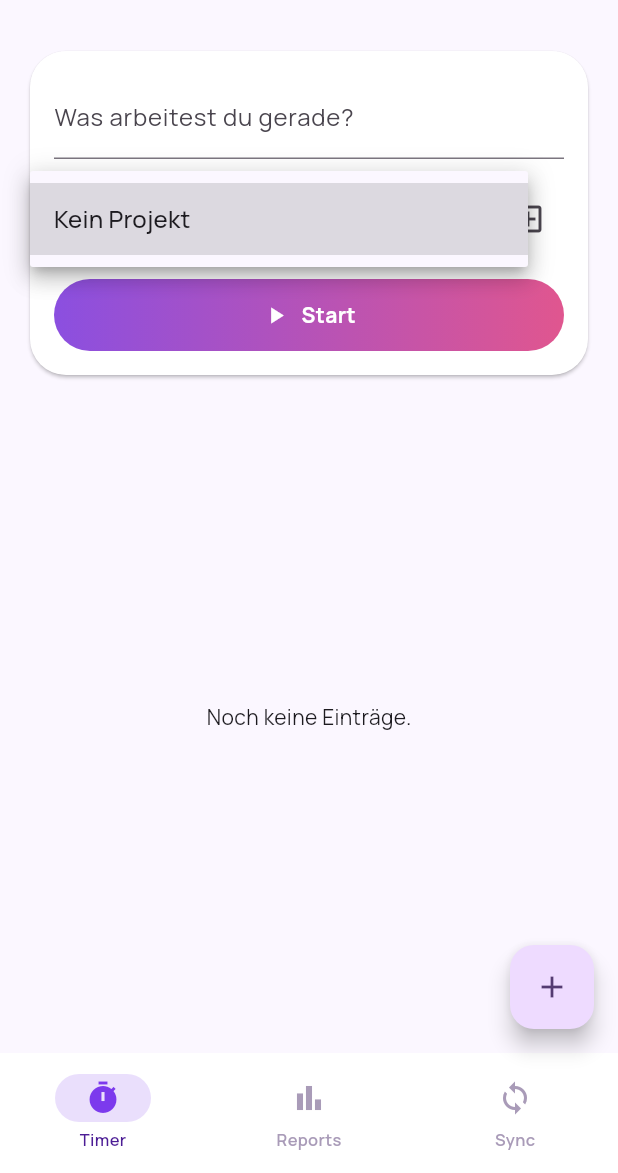
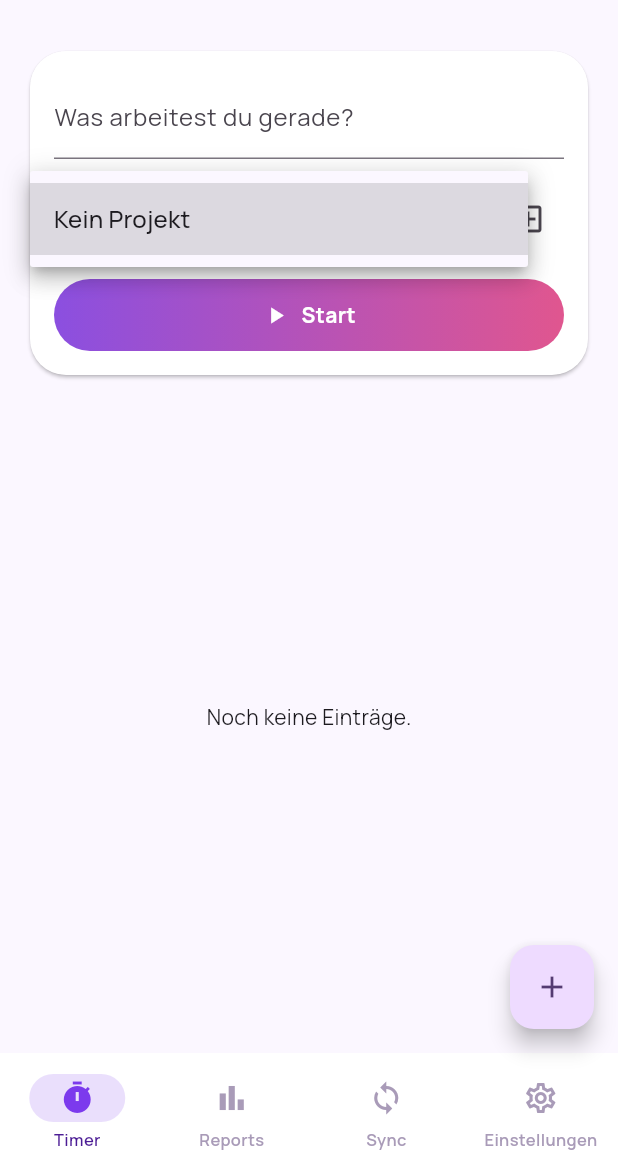
Before and after one commit to mordilion/Hickory, a Flutter app: the screen it shows after launch, after a tap on "Kein Projekt", on a phone screen of 412 x 824 dp, the part 63-1236 px from its top. Run offline on Flutter 3.47's test engine with Material 3 defaults, Android fonts, the phone set to English and light mode, and no system bars; our stand-ins replace csv, drift, file_picker, flutter_riverpod, google_fonts, package_info_plus and 3 more; missing offline and left inert: launch_at_startup, tray_manager, window_manager; accounts and stored records are empty; generated files the repository leaves out were written again; statements that could not run were skipped.

Commit message:
Add autostart toggle and a new Settings tab

```diff
--- /dev/null
+++ b/lib/core/di/autostart_service.dart
@@ -0,0 +1,26 @@
+import 'dart:io';
+
+import 'package:flutter_riverpod/flutter_riverpod.dart';
+import 'package:launch_at_startup/launch_at_startup.dart';
+import 'package:package_info_plus/package_info_plus.dart';
+
+/// Thin wrapper around launch_at_startup so the rest of the app depends on
+/// a small local interface instead of the package directly.
+class AutostartService {
+  Future<void> setup() async {
+    final packageInfo = await PackageInfo.fromPlatform();
+    launchAtStartup.setup(
+      appName: packageInfo.appName,
+      appPath: Platform.resolvedExecutable,
+      packageName: 'com.hickory.hickory',
+    );
+  }
+
+  Future<bool> isEnabled() => launchAtStartup.isEnabled();
+
+  Future<void> setEnabled(bool value) {
+    return value ? launchAtStartup.enable() : launchAtStartup.disable();
+  }
+}
+
+final autostartServiceProvider = Provider<AutostartService>((ref) => AutostartService());
--- /dev/null
+++ b/lib/features/settings/settings_screen.dart
@@ -0,0 +1,62 @@
+import 'package:flutter/material.dart';
+import 'package:flutter_riverpod/flutter_riverpod.dart';
+
+import '../../core/di/autostart_service.dart';
+
+class SettingsScreen extends ConsumerStatefulWidget {
+  const SettingsScreen({super.key});
+
+  @override
+  ConsumerState<SettingsScreen> createState() => _SettingsScreenState();
+}
+
+class _SettingsScreenState extends ConsumerState<SettingsScreen> {
+  bool _loading = true;
+  bool _autostartEnabled = false;
+
+  @override
+  void initState() {
+    super.initState();
+    _loadAutostartState();
+  }
+
+  Future<void> _loadAutostartState() async {
+    final enabled = await ref.read(autostartServiceProvider).isEnabled();
+    if (!mounted) return;
+    setState(() {
+      _autostartEnabled = enabled;
+      _loading = false;
+    });
+  }
+
+  Future<void> _setAutostart(bool value) async {
+    setState(() => _autostartEnabled = value);
+    await ref.read(autostartServiceProvider).setEnabled(value);
+  }
+
+  @override
+  Widget build(BuildContext context) {
+    return Padding(
+      padding: const EdgeInsets.all(16),
+      child: Column(
+        crossAxisAlignment: CrossAxisAlignment.start,
+        children: [
+          Text('Einstellungen', style: Theme.of(context).textTheme.headlineSmall),
+          const SizedBox(height: 16),
+          Card(
+            child: _loading
+                ? const Padding(
+                    padding: EdgeInsets.all(16),
+                    child: LinearProgressIndicator(),
+                  )
+                : SwitchListTile(
+                    title: const Text('Beim Systemstart öffnen'),
+                    value: _autostartEnabled,
+                    onChanged: _setAutostart,
+                  ),
+          ),
+        ],
+      ),
+    );
+  }
+}
--- a/lib/features/shell/app_shell.dart
+++ b/lib/features/shell/app_shell.dart
@@ -3,6 +3,7 @@ import 'package:flutter_riverpod/flutter_riverpod.dart';
 
 import '../entries/manual_entry_dialog.dart';
 import '../reports/reports_screen.dart';
+import '../settings/settings_screen.dart';
 import '../sync/sync_screen.dart';
 import '../timer/timer_screen.dart';
 import 'nav_shell.dart';
@@ -29,13 +30,18 @@ class AppShell extends ConsumerWidget {
       selectedIcon: Icon(Icons.sync),
       label: 'Sync',
     ),
+    NavigationDestination(
+      icon: Icon(Icons.settings_outlined),
+      selectedIcon: Icon(Icons.settings),
+      label: 'Einstellungen',
+    ),
   ];
 
   @override
   Widget build(BuildContext context, WidgetRef ref) {
     return NavShell(
       destinations: _destinations,
-      children: const [TimerScreen(), ReportsScreen(), SyncScreen()],
+      children: const [TimerScreen(), ReportsScreen(), SyncScreen(), SettingsScreen()],
       fabBuilder: (selectedIndex) => selectedIndex == 0
           ? FloatingActionButton(
               onPressed: () => showManualEntryDialog(context, ref),
--- a/lib/main.dart
+++ b/lib/main.dart
@@ -2,10 +2,13 @@ import 'package:flutter/material.dart';
 import 'package:flutter_riverpod/flutter_riverpod.dart';
 
 import 'app.dart';
+import 'core/di/autostart_service.dart';
 import 'core/window/window_tray_controller.dart';
 
 Future<void> main() async {
   WidgetsFlutterBinding.ensureInitialized();
+
+  await AutostartService().setup();
 
   final windowTrayController = WindowTrayController();
   await windowTrayController.initialize();
```
Also changed, not shown: 1 other file.
